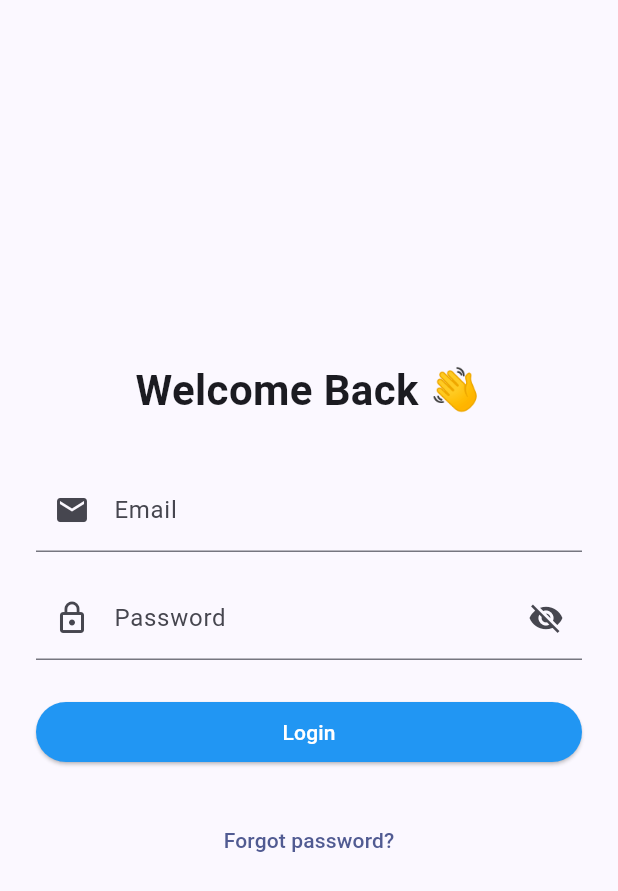
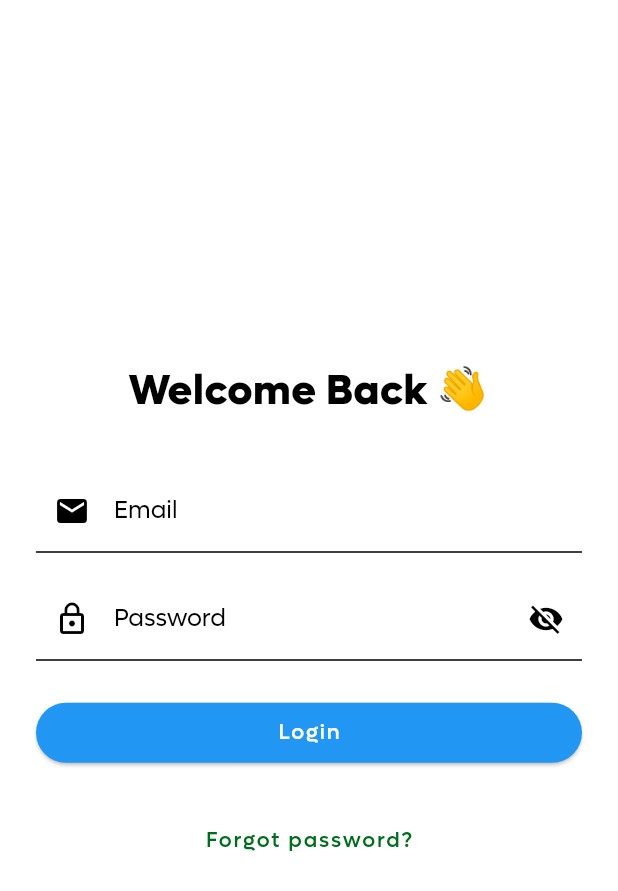
Before and after one commit to iamnaran/butterfly, a Flutter app: the screen it shows after launch, on a phone screen of 412 x 824 dp. Shown: the top 891 px of the screen. Run offline on Flutter 3.47's test engine with Material 3 defaults, Android fonts, the phone set to English and light mode, and no system bars; our stand-ins replace bloc, cached_network_image, equatable, flutter_bloc, get_it, go_router and 3 more; accounts and stored records are empty.

Commit message:
material 3 theme implemented with dark & light

```diff
--- a/lib/main.dart
+++ b/lib/main.dart
@@ -2,6 +2,7 @@ import 'package:butterfly/core/database/hive_initalizer.dart';
 import 'package:butterfly/core/di/di_module.dart';
 import 'package:butterfly/core/preference/pref_manager.dart';
 import 'package:butterfly/navigation/router.dart';
+import 'package:butterfly/theme/app_theme.dart';
 import 'package:butterfly/utils/app_logger.dart';
 import 'package:flutter/material.dart';
 import 'package:get_it/get_it.dart';
@@ -28,10 +29,9 @@ class MyApp extends StatelessWidget {
     return MaterialApp.router(
         debugShowCheckedModeBanner: false,
         title: 'Butterfly',
-        theme: ThemeData(
-          colorScheme: ColorScheme.fromSeed(seedColor: Colors.indigoAccent),
-          useMaterial3: true,
-        ),
+        theme: AppTheme.light(),
+        darkTheme: AppTheme.dark(),
+        themeMode: ThemeMode.system,
         routerConfig: AppRouter.getRouter(isLoggedIn));
   }
 }
--- /dev/null
+++ b/lib/theme/app_theme.dart
@@ -0,0 +1,23 @@
+import 'package:butterfly/theme/colors.dart';
+import 'package:butterfly/theme/typography.dart';
+import 'package:flutter/material.dart';
+
+class AppTheme {
+  static ThemeData light() {
+    return ThemeData(
+      colorScheme: lightColorScheme,
+      useMaterial3: true,
+      fontFamily: 'Poppins',
+      textTheme: customTextTheme,
+    );
+  }
+
+  static ThemeData dark() {
+    return ThemeData(
+      colorScheme: darkColorScheme,
+      useMaterial3: true,
+      fontFamily: 'Poppins',
+      textTheme: customTextTheme,
+    );
+  }
+}
--- /dev/null
+++ b/lib/theme/colors.dart
@@ -0,0 +1,25 @@
+import 'package:flutter/material.dart';
+
+const lightColorScheme = ColorScheme(
+  brightness: Brightness.light,
+  primary: Color(0xFF006E1C),
+  onPrimary: Colors.white,
+  secondary: Color(0xFF526600),
+  onSecondary: Colors.white,
+  surface: Colors.white,
+  onSurface: Colors.black,
+  error: Colors.red,
+  onError: Colors.white,
+);
+
+const darkColorScheme = ColorScheme(
+  brightness: Brightness.dark,
+  primary: Color(0xFF80E377),
+  onPrimary: Colors.black,
+  secondary: Color(0xFFCCF000),
+  onSecondary: Colors.black,
+  surface: Color(0xFF2D2D2D),
+  onSurface: Colors.white,
+  error: Colors.redAccent,
+  onError: Colors.black,
+);
--- /dev/null
+++ b/lib/theme/typography.dart
@@ -0,0 +1,94 @@
+import 'package:flutter/material.dart';
+
+TextTheme customTextTheme = TextTheme(
+  displayLarge: TextStyle(
+    fontFamily: 'Poppins',
+    fontWeight: FontWeight.w700,
+    fontSize: 57.0,
+    letterSpacing: -0.25,
+  ),
+  displayMedium: TextStyle(
+    fontFamily: 'Poppins',
+    fontWeight: FontWeight.w700,
+    fontSize: 45.0,
+    letterSpacing: -0.1,
+  ),
+  displaySmall: TextStyle(
+    fontFamily: 'Poppins',
+    fontWeight: FontWeight.w700,
+    fontSize: 36.0,
+    letterSpacing: 0.0,
+  ),
+  headlineLarge: TextStyle(
+    fontFamily: 'Poppins',
+    fontWeight: FontWeight.w700,
+    fontSize: 32.0,
+    letterSpacing: 0.0,
+  ),
+  headlineMedium: TextStyle(
+    fontFamily: 'Poppins',
+    fontWeight: FontWeight.w600,
+    fontSize: 28.0,
+    letterSpacing: 0.0,
+  ),
+  headlineSmall: TextStyle(
+    fontFamily: 'Poppins',
+    fontWeight: FontWeight.w600,
+    fontSize: 24.0,
+    letterSpacing: 0.0,
+  ),
+  titleLarge: TextStyle(
+    fontFamily: 'Poppins',
+    fontWeight: FontWeight.w600,
+    fontSize: 22.0,
+    letterSpacing: 0.0,
+  ),
+  titleMedium: TextStyle(
+    fontFamily: 'Poppins',
+    fontWeight: FontWeight.w500,
+    fontSize: 16.0,
+    letterSpacing: 0.0,
+  ),
+  titleSmall: TextStyle(
+    fontFamily: 'Poppins',
+    fontWeight: FontWeight.w500,
+    fontSize: 14.0,
+    letterSpacing: 0.0,
+  ),
+  bodyLarge: TextStyle(
+    fontFamily: 'Poppins',
+    fontWeight: FontWeight.w400,
+    fontSize: 16.0,
+    letterSpacing: 0.0,
+  ),
+  bodyMedium: TextStyle(
+    fontFamily: 'Poppins',
+    fontWeight: FontWeight.w400,
+    fontSize: 14.0,
+    letterSpacing: 0.25,
+  ),
+  bodySmall: TextStyle(
+    fontFamily: 'Poppins',
+    fontWeight: FontWeight.w400,
+    fontSize: 12.0,
+    letterSpacing: 0.4,
+  ),
+  labelLarge: TextStyle(
+    fontFamily: 'Poppins',
+    fontWeight: FontWeight.w500,
+    fontSize: 14.0,
+    letterSpacing: 1.25,
+  ),
+  labelMedium: TextStyle(
+    fontFamily: 'Poppins',
+    fontWeight: FontWeight.w500,
+    fontSize: 12.0,
+    letterSpacing: 1.25,
+  ),
+  labelSmall: TextStyle(
+    fontFamily: 'Poppins',
+    fontWeight: FontWeight.w500,
+    fontSize: 10.0,
+    letterSpacing: 1.5,
+  ),
+);
--- a/lib/ui/home/bottombar/explore/components/product_item.dart
+++ b/lib/ui/home/bottombar/explore/components/product_item.dart
@@ -16,7 +16,7 @@ class ProductListItem extends StatelessWidget {
         onProductTap?.call(product.id.toString());
       },
       child: Container(
-        margin: const EdgeInsets.symmetric(horizontal: 20.0, vertical: 20.0),
+        margin: const EdgeInsets.symmetric(horizontal: 20.0, vertical: 18.0),
         decoration: BoxDecoration(
           borderRadius: BorderRadius.circular(12.0),
           color: Colors.white,
```
Also changed, not shown: lib/theme/dimens.dart (added, +38 -0 lines), lib/theme/shapes.dart (added, +10 -0 lines), lib/ui/home/bottombar/BottomNavBar.dart (+8 -13 lines), lib/utils/ui_helpers.dart (added, +194 -0 lines), pubspec.yaml (+20 -35 lines), assets/fonts/bold.ttf (added), assets/fonts/extra_bold.ttf (added), assets/fonts/extra_light.ttf (added), assets/fonts/italic.ttf (added), assets/fonts/light.ttf (added), assets/fonts/medium.ttf (added), assets/fonts/regular.ttf (added), assets/fonts/semi_bold.ttf (added), assets/fonts/thin.ttf (added), 125 other files.
